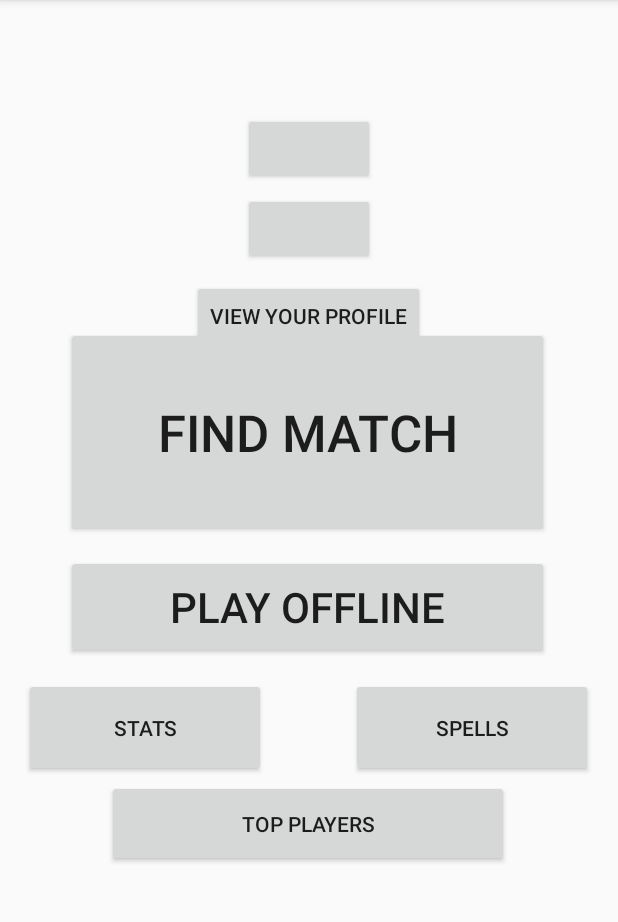
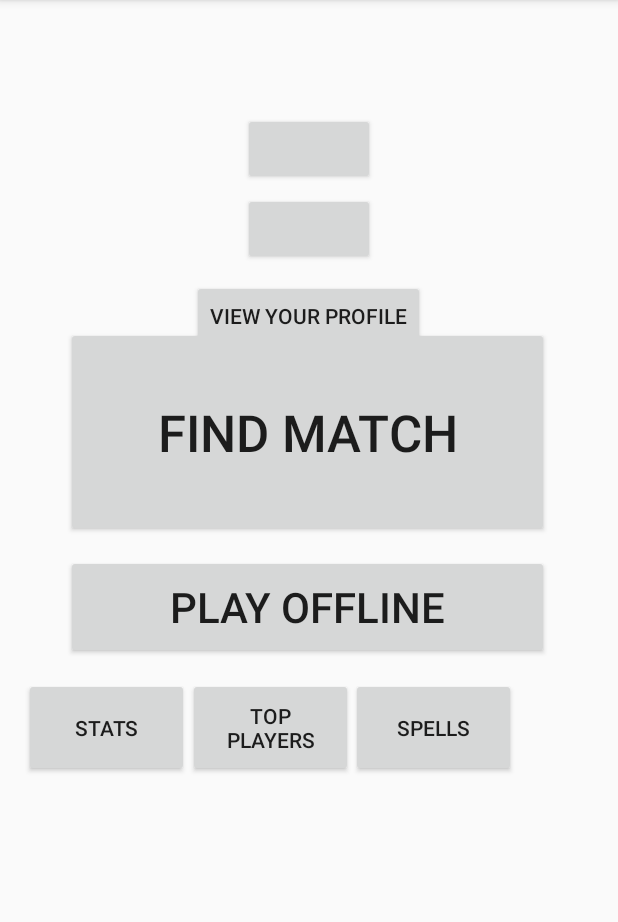
Before and after one commit to crosenblatt/wizard-duel-2-app, an Android app: the screen it shows after launch (HomePageActivity), after a tap on "PLAY AS GUEST", on a phone screen of 412 x 824 dp, the part 84-1006 px from its top. Run offline under Robolectric (Android 15) with nearby library versions, the phone set to English and light mode, and no system bars; libraries missing offline, so code that uses them is left out: com.facebook, com.facebook.appevents, com.facebook.login, com.github.nkzawa.emitter, com.github.nkzawa.socketio and 1 more; plain views replace LoginButton, TwitterLoginButton; 13 statements that could not run were skipped.

Commit message:
bug fixes

```diff
--- a/WizardDuel2/app/src/main/java/com/cs307/crosenblatt/wizardduel2/HomePageActivity.java
+++ b/WizardDuel2/app/src/main/java/com/cs307/crosenblatt/wizardduel2/HomePageActivity.java
@@ -73,17 +73,40 @@ public class HomePageActivity extends AppCompatActivity {
 
         setContentView(R.layout.activity_home_page);
 
+        SharedPreferences sharedPreferences = getApplicationContext().getSharedPreferences("User_Info",0);
+
+
+
+        profile_button = (Button)findViewById(R.id.go_to_profile);
+        play_button=(Button)findViewById(R.id.game_button);
+        stats_button=(Button)findViewById(R.id.statpage_button);
+        top_players_button=(Button)findViewById(R.id.top_players_button);
+        spellbook_button=(Button)findViewById(R.id.spellbook_button);
+        play_offline_button=(Button)findViewById(R.id.offline_button);
+
         try {
             socket = IO.socket(IP.IP).connect();
         } catch (Exception e){
             System.out.println(e.getStackTrace());
         }
 
-        // Attempt to use new title system
-        user=new User(getIntent().getStringExtra("uname"),"YEET",getIntent().getIntExtra("uwins",1),
-                getIntent().getIntExtra("ulosses",1), getIntent().getIntExtra("ulevel",1),
-                Title.valueOf(getIntent().getIntExtra("utitle", 0)),new ELO(getIntent().getIntExtra("uelo",1000)),
-                State.ONLINE, new Spell[5]);
+
+        if(!getIntent().getStringExtra("uname").equals("GUEST")) {
+            int[] userSpells = new int[5];
+            userSpells[0] = sharedPreferences.getInt("userSpell1", -1);
+            userSpells[1] = sharedPreferences.getInt("userSpell2", -1);
+            userSpells[2] = sharedPreferences.getInt("userSpell3", -1);
+            userSpells[3] = sharedPreferences.getInt("userSpell4", -1);
+            userSpells[4] = sharedPreferences.getInt("userSpell5", -1);
+
+            user = new User(sharedPreferences.getString("userName", null), "YEET", sharedPreferences.getInt("userWins", -1),
+                    sharedPreferences.getInt("userLosses", -1), sharedPreferences.getInt("userLevel", -1), Title.valueOf(sharedPreferences.getInt("userTitle", 0)),
+                    new ELO(sharedPreferences.getInt("userELO", -1)), State.ONLINE, new Spell_Converter().convertIntArrayToSpellArray(userSpells));
+        } else {
+            int guestspells[] = {1,2,3,4, 5};
+            user = new User(getIntent().getStringExtra("uname"), "", 0, 0 , 1, Title.NOOB, new ELO(0), State.OFFLINE, new Spell_Converter().convertIntArrayToSpellArray(guestspells));
+
+        }
 
 
         AccessToken accessToken = AccessToken.getCurrentAccessToken();
@@ -171,27 +194,6 @@ public class HomePageActivity extends AppCompatActivity {
 
             }
         });
-
-        SharedPreferences sharedPreferences = getApplicationContext().getSharedPreferences("User_Info",0);
-
-
-
-        profile_button = (Button)findViewById(R.id.go_to_profile);
-        play_button=(Button)findViewById(R.id.game_button);
-        stats_button=(Button)findViewById(R.id.statpage_button);
-        top_players_button=(Button)findViewById(R.id.top_players_button);
-        spellbook_button=(Button)findViewById(R.id.spellbook_button);
-        play_offline_button=(Button)findViewById(R.id.offline_button);
-
-        int[] userSpells = new int[5];
-        userSpells[0]=sharedPreferences.getInt("userSpell1", -1);
-        userSpells[1]=sharedPreferences.getInt("userSpell2", -1);
-        userSpells[2]=sharedPreferences.getInt("userSpell3", -1);
-        userSpells[3]=sharedPreferences.getInt("userSpell4", -1);
-        userSpells[4]=sharedPreferences.getInt("userSpell5", -1);
-        user = new User(sharedPreferences.getString("userName",null),"YEET",sharedPreferences.getInt("userWins",-1),
-                    sharedPreferences.getInt("userLosses",-1), sharedPreferences.getInt("userLevel",-1), Title.NOOB,
-                    new ELO(sharedPreferences.getInt("userELO",-1)),State.ONLINE,new Spell_Converter().convertIntArrayToSpellArray(userSpells));
 
 
         play_button.setOnClickListener(new View.OnClickListener() {
@@ -334,6 +336,7 @@ public class HomePageActivity extends AppCompatActivity {
                                                 i.putStringArrayListExtra("usernames",userNameList);
                                                 i.putIntegerArrayListExtra("rankList", rankList);
                                                 i.putIntegerArrayListExtra("eloList", eloList);
+                                                i.setFlags(Intent.FLAG_ACTIVITY_REORDER_TO_FRONT);
                                                 startActivity(i);
                                             }
                                         });
@@ -438,8 +441,6 @@ public class HomePageActivity extends AppCompatActivity {
                                     ByteArrayOutputStream stream = new ByteArrayOutputStream();
                                     image.compress(Bitmap.CompressFormat.PNG, 100, stream);
                                     byte[] imgArray = stream.toByteArray();
-
-
                                     socket.emit("updateProfilePic", user.getUsername(), imgArray, "hello.txt");
                                 } catch (Exception e) {
                                     e.printStackTrace();
--- a/WizardDuel2/app/src/main/java/com/cs307/crosenblatt/wizardduel2/LeaderboardListAdapter.java
+++ b/WizardDuel2/app/src/main/java/com/cs307/crosenblatt/wizardduel2/LeaderboardListAdapter.java
@@ -83,7 +83,7 @@ public class LeaderboardListAdapter extends RecyclerView.Adapter<LeaderboardList
                 SharedPreferences sharedPreferences = myActivity.getApplicationContext().getSharedPreferences("User_Stats",0);
                 SharedPreferences.Editor editor = sharedPreferences.edit();
                 try {
-                    socket = IO.socket("http://128.211.234.169:3000").connect();
+                    socket = IO.socket(IP.IP).connect();
                 } catch (Exception e){
                     System.out.println(e.getStackTrace());
                 }
--- a/WizardDuel2/app/src/main/java/com/cs307/crosenblatt/wizardduel2/OfflineGameActivity.java
+++ b/WizardDuel2/app/src/main/java/com/cs307/crosenblatt/wizardduel2/OfflineGameActivity.java
@@ -20,6 +20,7 @@ import android.widget.RelativeLayout;
 import android.widget.TextView;
 import android.widget.Toast;
 
+import com.cs307.crosenblatt.spells.*;
 import com.github.nkzawa.emitter.Emitter;
 import com.github.nkzawa.socketio.client.IO;
 import com.github.nkzawa.socketio.client.Socket;
--- a/WizardDuel2/app/src/main/java/com/cs307/crosenblatt/wizardduel2/SpellPageActivity.java
+++ b/WizardDuel2/app/src/main/java/com/cs307/crosenblatt/wizardduel2/SpellPageActivity.java
@@ -96,7 +96,7 @@ public class SpellPageActivity extends AppCompatActivity {
             @Override
             public void onClick(View view) {
                 try {
-                    socket = IO.socket("http://128.211.234.169:3000").connect();
+                    socket = IO.socket(IP.IP).connect();
                 } catch (Exception e){
                     System.out.println(e.getStackTrace());
                 }
--- a/WizardDuel2/app/src/main/java/com/cs307/crosenblatt/wizardduel2/loginActivity.java
+++ b/WizardDuel2/app/src/main/java/com/cs307/crosenblatt/wizardduel2/loginActivity.java
@@ -129,6 +129,7 @@ public class loginActivity extends AppCompatActivity {
                                                 editor.putInt("userSpell5", spelllist.getInt(4));
                                                 editor.apply();
                                                 Intent show = new Intent(loginActivity.this, HomePageActivity.class);
+                                                show.putExtra("uname", username);
                                                 startActivity(show);
                                                 //return the user info to the outside of the function
 
@@ -217,12 +218,6 @@ public class loginActivity extends AppCompatActivity {
                 Intent i = new Intent(loginActivity.this, HomePageActivity.class);
 
                 i.putExtra("uname", "GUEST");
-                i.putExtra("uwins",  1);
-                i.putExtra("ulosses", 1);
-                i.putExtra("ulevel", 1);
-                i.putExtra("urank", 1);
-                i.putExtra("uelo", 1000);
-                //i.putExtra("user",guest);
                 startActivity(i);
             }
         });
--- a/WizardDuel2/app/src/main/res/layout/activity_home_page.xml
+++ b/WizardDuel2/app/src/main/res/layout/activity_home_page.xml
@@ -48,7 +48,7 @@
 
         <Button
             android:id="@+id/statpage_button"
-            android:layout_width="161dp"
+            android:layout_width="110dp"
             android:layout_height="66dp"
             android:layout_marginEnd="234dp"
             android:layout_marginStart="16dp"
@@ -61,7 +61,7 @@
 
         <Button
             android:id="@+id/spellbook_button"
-            android:layout_width="161dp"
+            android:layout_width="110dp"
             android:layout_height="66dp"
             android:layout_marginEnd="16dp"
             android:layout_marginStart="234dp"
@@ -74,11 +74,11 @@
 
         <Button
             android:id="@+id/top_players_button"
-            android:layout_width="268dp"
-            android:layout_height="58dp"
+            android:layout_width="110dp"
+            android:layout_height="66dp"
             android:layout_marginEnd="72dp"
-            android:layout_marginStart="71dp"
-            android:layout_marginTop="520dp"
+            android:layout_marginStart="125dp"
+            android:layout_marginTop="452dp"
             android:text="@string/top_players"
             app:layout_constraintEnd_toEndOf="parent"
             app:layout_constraintHorizontal_bias="0.0"
```
Also changed, not shown: WizardDuel2/app/src/main/java/com/cs307/crosenblatt/wizardduel2/MainActivity.java (+0 -14 lines).
